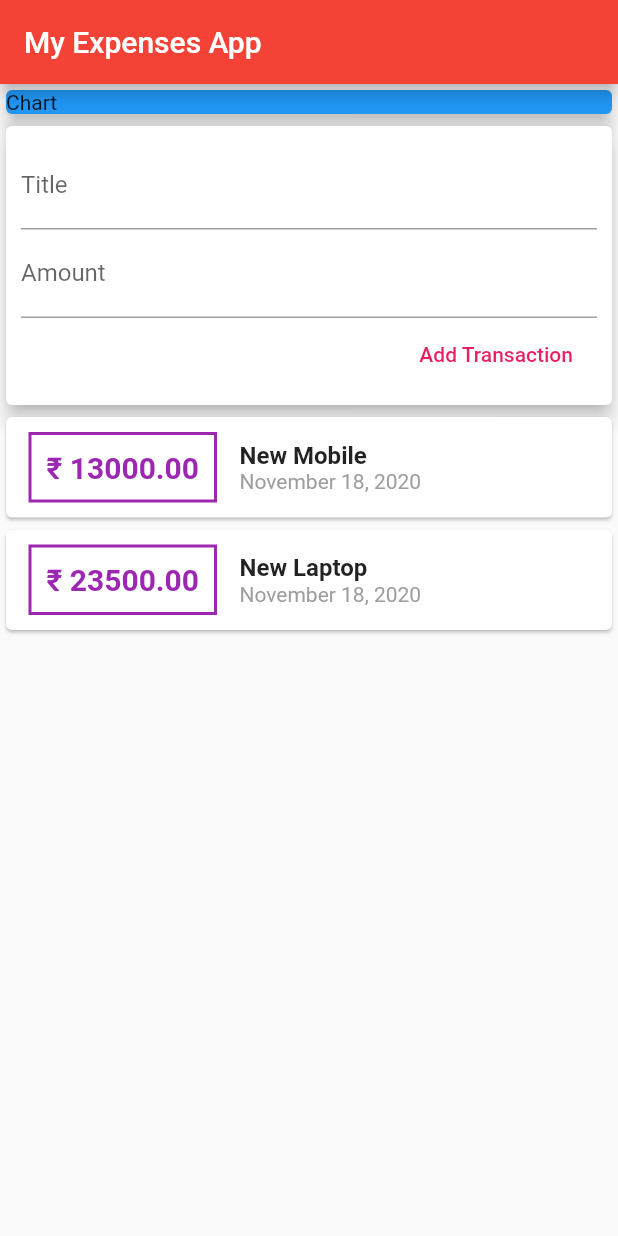
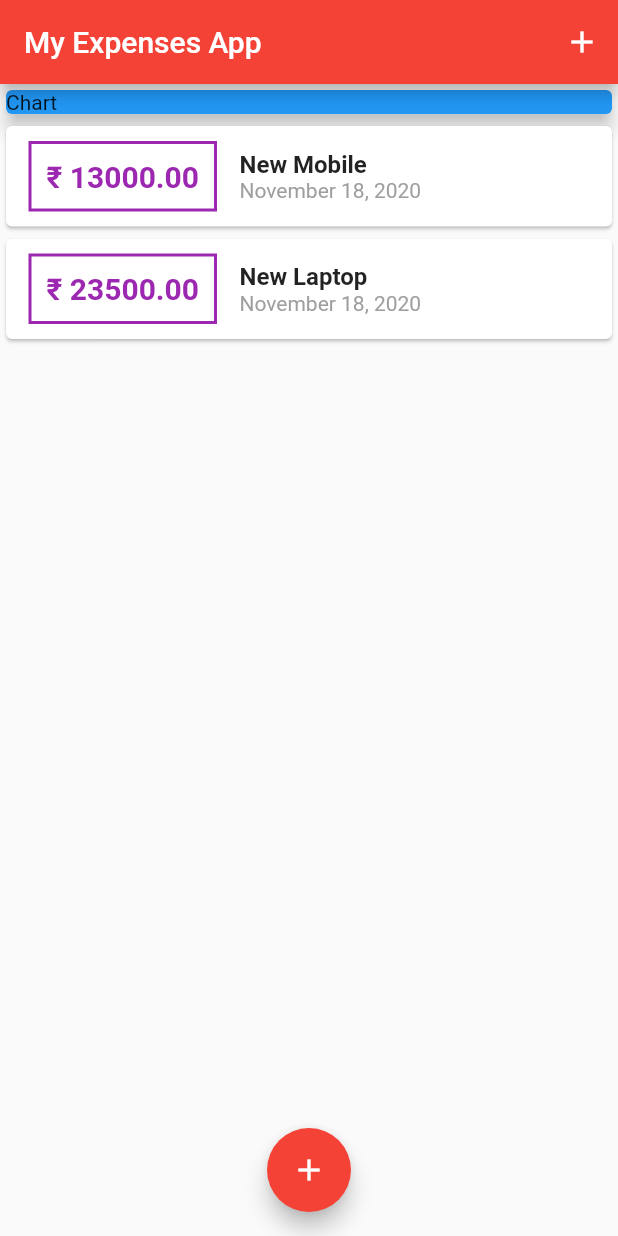
Before and after one commit to aryankush25/flutter_expenses_app, a Flutter app: the screen it shows after launch, on a phone screen of 412 x 824 dp. Run offline on Flutter 3.47's test engine with Material 2 defaults, Android fonts, the phone set to English and light mode, and no system bars.

Commit message:
Floating Add Button added

```diff
--- a/lib/main.dart
+++ b/lib/main.dart
@@ -1,6 +1,8 @@
+import 'package:expenses_app/widgets/new_transaction.dart';
+import 'package:expenses_app/widgets/transaction_list.dart';
 import 'package:flutter/material.dart';
 
-import './widgets/user_transaction.dart';
+import './models/transaction.dart';
 
 void main() {
   runApp(MyApp());
@@ -19,12 +21,60 @@ class MyApp extends StatelessWidget {
   }
 }
 
-class MyHomePage extends StatelessWidget {
+class MyHomePage extends StatefulWidget {
+  @override
+  _MyHomePageState createState() => _MyHomePageState();
+}
+
+class _MyHomePageState extends State<MyHomePage> {
+  final List<Transaction> _userTransactions = [
+    Transaction(
+      id: 't1',
+      title: 'New Mobile',
+      amount: 13000,
+      date: DateTime.now(),
+    ),
+    Transaction(
+      id: 't2',
+      title: 'New Laptop',
+      amount: 23500,
+      date: DateTime.now(),
+    ),
+  ];
+
+  void _addNewTransaction(String txTitle, double txAmount) {
+    final newTx = Transaction(
+      id: DateTime.now().toString(),
+      amount: txAmount,
+      date: DateTime.now(),
+      title: txTitle,
+    );
+
+    setState(() {
+      _userTransactions.add(newTx);
+    });
+  }
+
+  void _startAddNewTransaction(BuildContext ctx) {
+    showModalBottomSheet(
+      context: ctx,
+      builder: (_) {
+        return NewTransaction(_addNewTransaction);
+      },
+    );
+  }
+
   @override
   Widget build(BuildContext context) {
     return Scaffold(
       appBar: AppBar(
         title: Text('My Expenses App'),
+        actions: <Widget>[
+          IconButton(
+            icon: Icon(Icons.add),
+            onPressed: () => _startAddNewTransaction(context),
+          )
+        ],
       ),
       body: SingleChildScrollView(
         child: Column(
@@ -38,10 +88,14 @@ class MyHomePage extends StatelessWidget {
                 elevation: 5,
               ),
             ),
-            UserTransactions(),
+            TransactionList(_userTransactions)
           ],
         ),
       ),
+      floatingActionButtonLocation: FloatingActionButtonLocation.centerFloat,
+      floatingActionButton: FloatingActionButton(
+          child: Icon(Icons.add),
+          onPressed: () => _startAddNewTransaction(context)),
     );
   }
 }
--- a/lib/widgets/user_transaction.dart
+++ /dev/null
@@ -1,50 +0,0 @@
-import 'package:flutter/material.dart';
-
-import './transaction_list.dart';
-import './new_transaction.dart';
-import '../models/transaction.dart';
-
-class UserTransactions extends StatefulWidget {
-  @override
-  _UserTransactionsState createState() => _UserTransactionsState();
-}
-
-class _UserTransactionsState extends State<UserTransactions> {
-  final List<Transaction> _userTransactions = [
-    Transaction(
-      id: 't1',
-      title: 'New Mobile',
-      amount: 13000,
-      date: DateTime.now(),
-    ),
-    Transaction(
-      id: 't2',
-      title: 'New Laptop',
-      amount: 23500,
-      date: DateTime.now(),
-    ),
-  ];
-
-  void _addNewTransaction(String txTitle, double txAmount) {
-    final newTx = Transaction(
-      id: DateTime.now().toString(),
-      amount: txAmount,
-      date: DateTime.now(),
-      title: txTitle,
-    );
-
-    setState(() {
-      _userTransactions.add(newTx);
-    });
-  }
-
-  @override
-  Widget build(BuildContext context) {
-    return Column(
-      children: <Widget>[
-        NewTransaction(_addNewTransaction),
-        TransactionList(_userTransactions),
-      ],
-    );
-  }
-}
```
